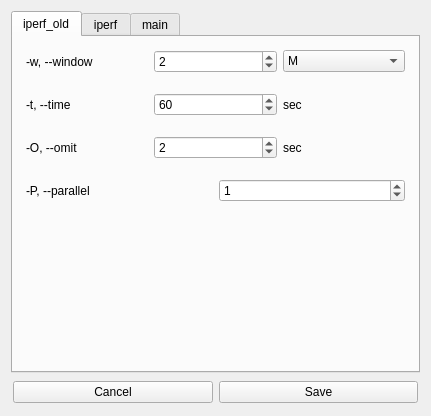
This is qiperfc/src/formoption.ui in coolshou/qiperf as Qt 5 draws it before an edit. The edited form follows.
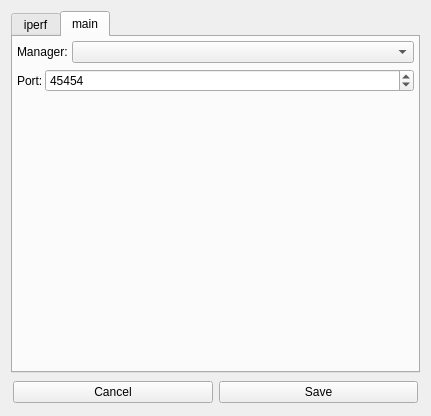
This is the edited form. The open tabs and pages were chosen to show the change. Icons and pictures are not drawn.

Commit message: add option form

Diff of the .ui file:
```diff
--- a/qiperfc/src/formoption.ui
+++ b/qiperfc/src/formoption.ui
@@ -26,190 +26,6 @@
      <property name="currentIndex">
       <number>1</number>
      </property>
-     <widget class="QWidget" name="tab_iperf_old">
-      <attribute name="title">
-       <string>iperf_old</string>
-      </attribute>
-      <layout class="QVBoxLayout" name="verticalLayout_3">
-       <property name="spacing">
-        <number>2</number>
-       </property>
-       <property name="leftMargin">
-        <number>2</number>
-       </property>
-       <property name="topMargin">
-        <number>2</number>
-       </property>
-       <property name="rightMargin">
-        <number>2</number>
-       </property>
-       <property name="bottomMargin">
-        <number>2</number>
-       </property>
-       <item>
-        <widget class="QWidget" name="widget" native="true">
-         <layout class="QVBoxLayout" name="verticalLayout_2">
-          <property name="spacing">
-           <number>2</number>
-          </property>
-          <property name="leftMargin">
-           <number>2</number>
-          </property>
-          <property name="topMargin">
-           <number>2</number>
-          </property>
-          <property name="rightMargin">
-           <number>2</number>
-          </property>
-          <property name="bottomMargin">
-           <number>2</number>
-          </property>
-          <item>
-           <widget class="QWidget" name="widget_2" native="true">
-            <layout class="QHBoxLayout" name="horizontalLayout">
-             <item>
-              <widget class="QLabel" name="label">
-               <property name="text">
-                <string>-w, --window</string>
-               </property>
-              </widget>
-             </item>
-             <item>
-              <widget class="QSpinBox" name="sb_windowsize">
-               <property name="maximum">
-                <number>999</number>
-               </property>
-               <property name="value">
-                <number>2</number>
-               </property>
-              </widget>
-             </item>
-             <item>
-              <widget class="QComboBox" name="cb_windowsizeunit">
-               <property name="currentIndex">
-                <number>1</number>
-               </property>
-               <item>
-                <property name="text">
-                 <string>K</string>
-                </property>
-               </item>
-               <item>
-                <property name="text">
-                 <string>M</string>
-                </property>
-               </item>
-               <item>
-                <property name="text">
-                 <string>G</string>
-                </property>
-               </item>
-              </widget>
-             </item>
-            </layout>
-           </widget>
-          </item>
-          <item>
-           <widget class="QWidget" name="widget_3" native="true">
-            <layout class="QHBoxLayout" name="horizontalLayout_2">
-             <item>
-              <widget class="QLabel" name="label_2">
-               <property name="text">
-                <string>-t, --time</string>
-               </property>
-              </widget>
-             </item>
-             <item>
-              <widget class="QSpinBox" name="sb_time">
-               <property name="maximum">
-                <number>864000</number>
-               </property>
-               <property name="value">
-                <number>60</number>
-               </property>
-              </widget>
-             </item>
-             <item>
-              <widget class="QLabel" name="label_3">
-               <property name="text">
-                <string>sec</string>
-               </property>
-              </widget>
-             </item>
-            </layout>
-           </widget>
-          </item>
-          <item>
-           <widget class="QWidget" name="widget_4" native="true">
-            <layout class="QHBoxLayout" name="horizontalLayout_3">
-             <item>
-              <widget class="QLabel" name="label_4">
-               <property name="text">
-                <string>-O, --omit</string>
-               </property>
-              </widget>
-             </item>
-             <item>
-              <widget class="QSpinBox" name="sb_omit">
-               <property name="maximum">
-                <number>60</number>
-               </property>
-               <property name="value">
-                <number>2</number>
-               </property>
-              </widget>
-             </item>
-             <item>
-              <widget class="QLabel" name="label_5">
-               <property name="text">
-                <string>sec</string>
-               </property>
-              </widget>
-             </item>
-            </layout>
-           </widget>
-          </item>
-          <item>
-           <widget class="QWidget" name="widget_6" native="true">
-            <layout class="QHBoxLayout" name="horizontalLayout_5">
-             <item>
-              <widget class="QLabel" name="label_6">
-               <property name="text">
-                <string>-P, --parallel</string>
-               </property>
-              </widget>
-             </item>
-             <item>
-              <widget class="QSpinBox" name="sb_parallel">
-               <property name="maximum">
-                <number>60</number>
-               </property>
-               <property name="value">
-                <number>1</number>
-               </property>
-              </widget>
-             </item>
-            </layout>
-           </widget>
-          </item>
-          <item>
-           <spacer name="verticalSpacer">
-            <property name="orientation">
-             <enum>Qt::Vertical</enum>
-            </property>
-            <property name="sizeHint" stdset="0">
-             <size>
-              <width>20</width>
-              <height>40</height>
-             </size>
-            </property>
-           </spacer>
-          </item>
-         </layout>
-        </widget>
-       </item>
-      </layout>
-     </widget>
      <widget class="QWidget" name="tab_iperf">
       <attribute name="title">
        <string>iperf</string>
```
The commit also changes 5 other files.
